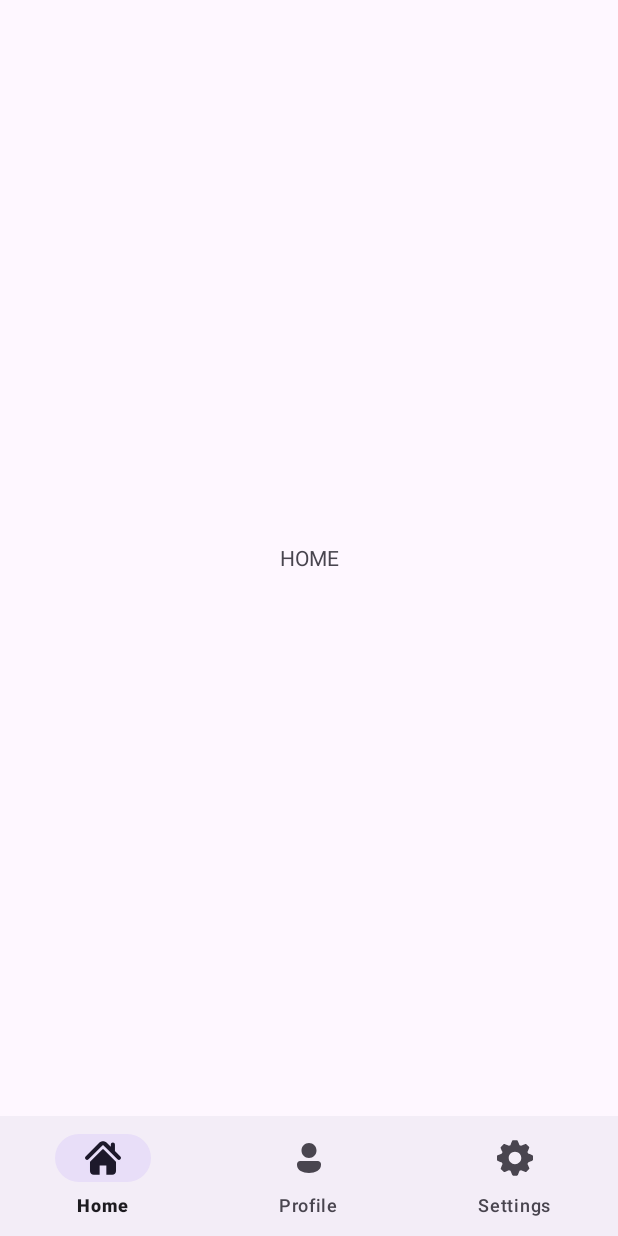
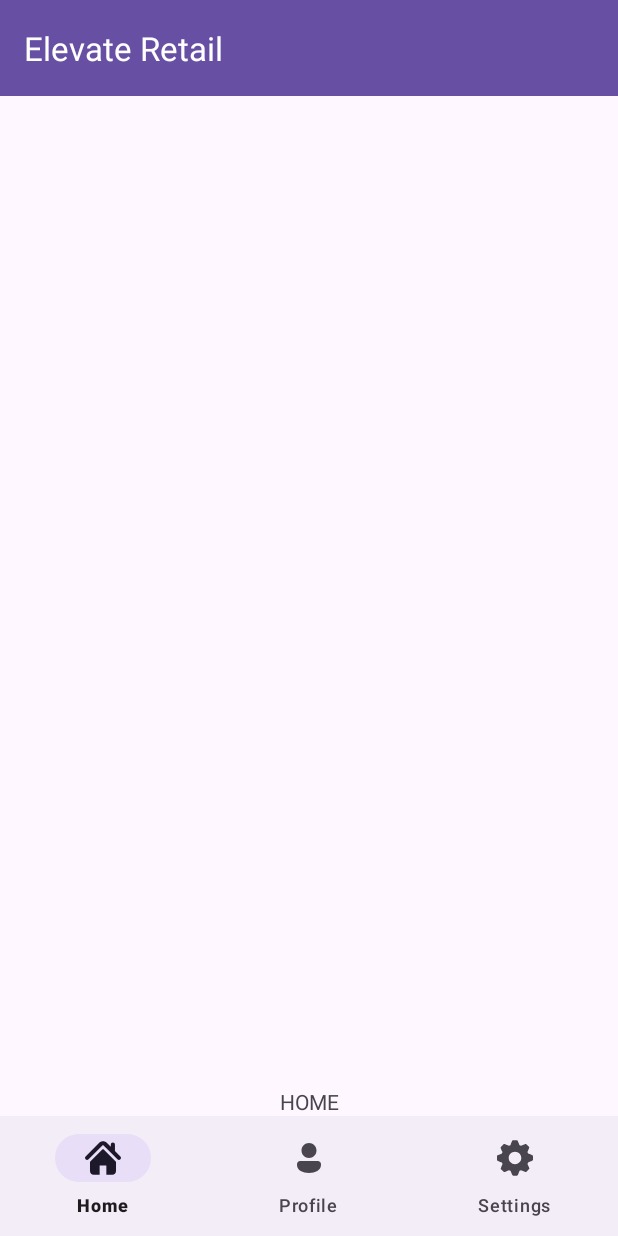
Before and after one commit to OkiMokie/Capstone, an Android app: the screen it shows after launch (MainActivity), on a phone screen of 412 x 824 dp. Run offline under Robolectric (Android 15) with nearby library versions, the phone set to English and light mode, and no system bars; our stand-ins replace data binding; 2 statements that could not run were skipped.

Commit message:
Attempt at adding searchbar

```diff
--- a/ElevateRetailApp/app/src/main/res/layout/activity_main.xml
+++ b/ElevateRetailApp/app/src/main/res/layout/activity_main.xml
@@ -9,6 +9,15 @@
         android:layout_height="match_parent"
         tools:context=".MainActivity">
 
+        <androidx.appcompat.widget.Toolbar
+            android:id="@+id/toolbar"
+            android:layout_width="match_parent"
+            android:layout_height="?attr/actionBarSize"
+            android:background="?attr/colorPrimary"
+            android:theme="@style/ThemeOverlay.AppCompat.Dark.ActionBar"
+            app:title="Elevate Retail" />
+
+
         <FrameLayout
             android:id="@+id/frameLayout"
             android:layout_width="match_parent"
@@ -17,7 +26,6 @@
             app:layout_constraintBottom_toTopOf="@+id/bottomNavigationView"
             app:layout_constraintEnd_toEndOf="parent"
             app:layout_constraintStart_toStartOf="parent"
-            app:layout_constraintTop_toTopOf="parent"
             app:layout_constraintHorizontal_bias="0.5"/>
 
         <com.google.android.material.bottomnavigation.BottomNavigationView
--- a/ElevateRetailApp/app/src/main/res/layout/fragment_home.xml
+++ b/ElevateRetailApp/app/src/main/res/layout/fragment_home.xml
@@ -10,6 +10,6 @@
         android:layout_width="match_parent"
         android:layout_height="match_parent"
         android:gravity="center"
-        android:text="@string/Home_Fragment" />
+        android:text="@string/Home_Fragment"/>
 
 </FrameLayout>
--- /dev/null
+++ b/ElevateRetailApp/app/src/main/res/menu/toolbar_menu.xml
@@ -0,0 +1,12 @@
+<?xml version="1.0" encoding="utf-8"?>
+<menu
+    xmlns:android="http://schemas.android.com/apk/res/android"
+    xmlns:app="http://schemas.android.com/apk/res-auto">
+
+    <item
+        android:id="@+id/search"
+        android:title="Search"
+        android:icon="@android:drawable/ic_menu_search"
+        app:showAsAction="ifRoom|collapseActionView"
+        app:actionViewClass="androidx.appcompat.widget.SearchView" />
+</menu>
```
Also changed, not shown: ElevateRetailApp/app/src/main/java/com/example/elevateretailapp/MainActivity.java (+32 -0 lines).
